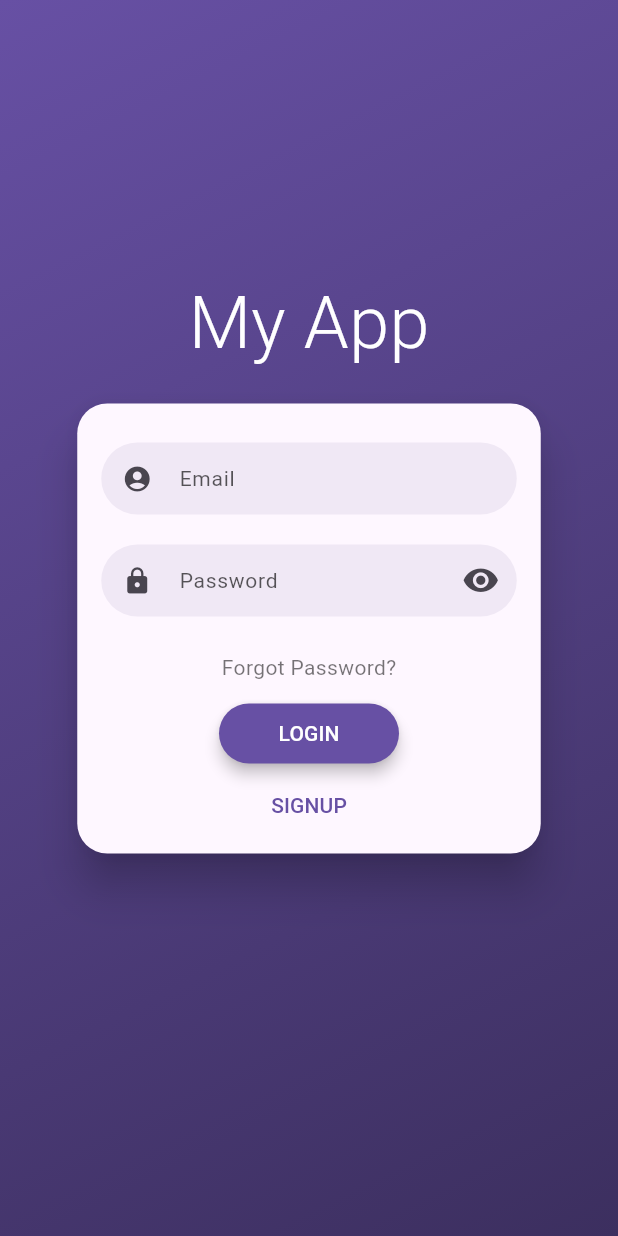
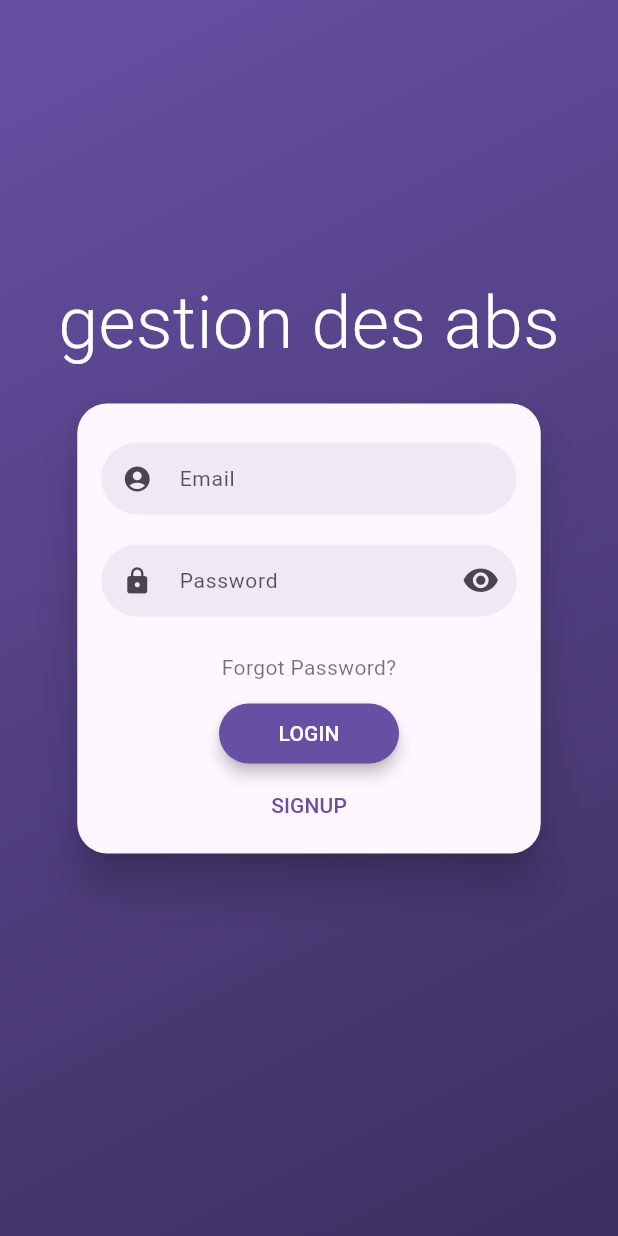
Before and after one commit to b-kami/devops_app, a Flutter app: the screen it shows after launch, on a phone screen of 412 x 824 dp. Run offline on Flutter 3.47's test engine with Material 3 defaults, Android fonts, the phone set to English and light mode, and no system bars; drawn by our look-alikes of flutter_login.

Commit message:
update for test2

```diff
--- a/lib/login_screen.dart
+++ b/lib/login_screen.dart
@@ -25,7 +25,7 @@ class LoginScreen extends StatelessWidget {
   @override
   Widget build(BuildContext context) {
     return FlutterLogin(
-      title: 'My App',
+      title: 'gestion des abs',
       onLogin: _authUser,
       onSignup: _signupUser,
       onRecoverPassword: _recoverPassword,
```
